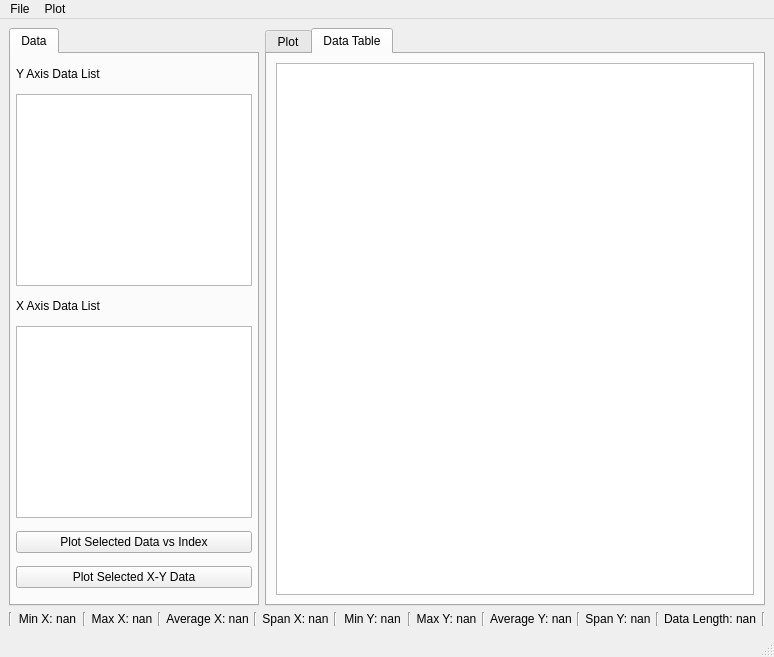
The window that src/SimpleCsvLogAnalyzer.ui (dd-sudo/SimpleCsvLogAnalyzer) describes before a commit, drawn with Qt 5.
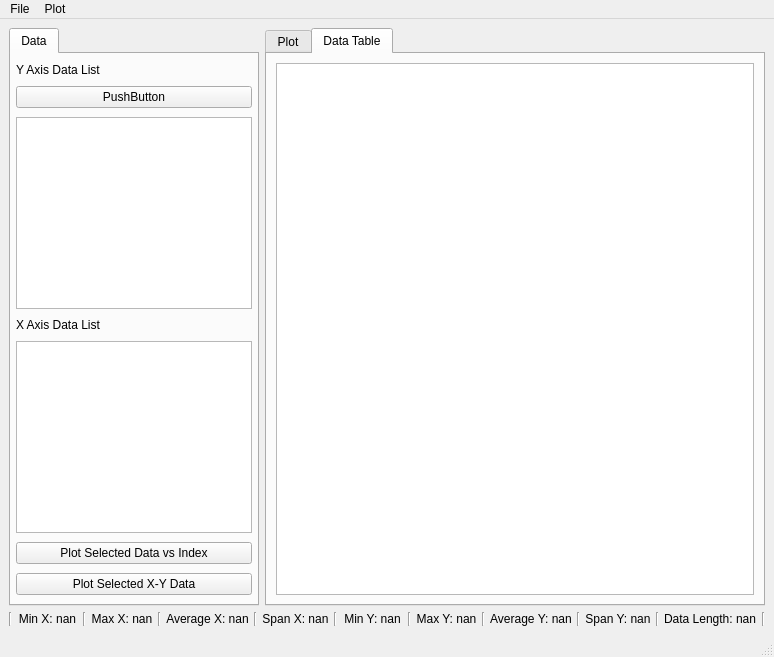
The same window after the commit. The open tabs and pages were chosen to show the change. Custom widgets are drawn as their Qt base class.

Patch:
```diff
--- a/src/SimpleCsvLogAnalyzer.ui
+++ b/src/SimpleCsvLogAnalyzer.ui
@@ -70,6 +70,13 @@
             </property>
            </widget>
           </item>
+          <item>
+           <widget class="QPushButton" name="pushButton">
+            <property name="text">
+             <string>PushButton</string>
+            </property>
+           </widget>
+          </item>
           <item>
            <widget class="QListWidget" name="dataListY">
             <property name="sizePolicy">
```
Left out of the diff: 16 changed lines with no effect on the pictures.
